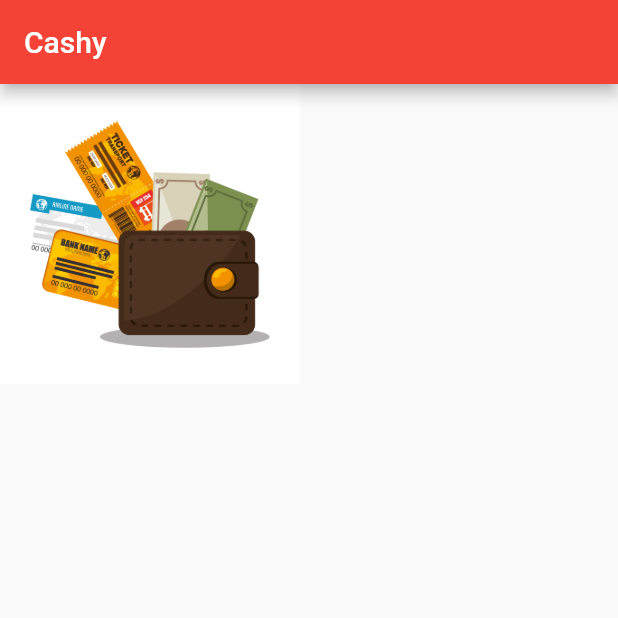
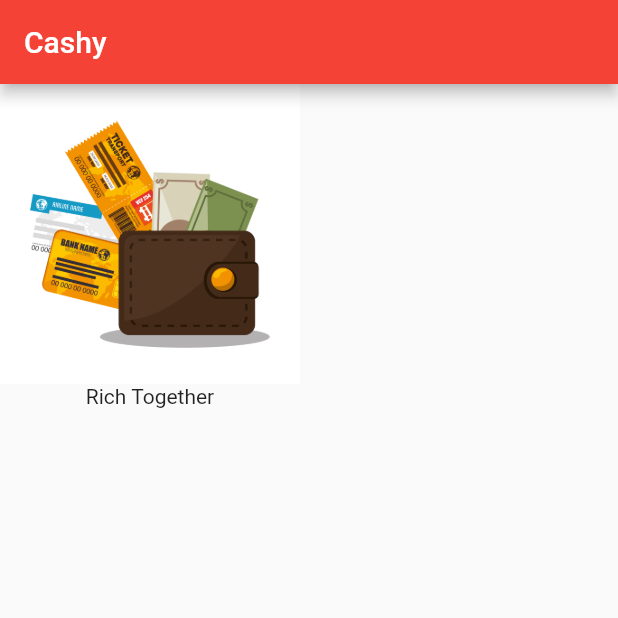
Before and after one commit to EnkuDavi/flutter-basic, a Flutter app: the screen it shows after launch, on a phone screen of 412 x 824 dp, the top half of it. Run offline on Flutter 3.47's test engine with Material 2 defaults, Android fonts, the phone set to English and light mode, and no system bars.

Commit message:
row dan column

```diff
--- a/lib/main.dart
+++ b/lib/main.dart
@@ -20,10 +20,16 @@ class MyApp extends StatelessWidget {
             backgroundColor: Colors.red,
           ),
           body: SafeArea(
-            child: Image(
-              image: AssetImage('assets/images/wallet.jpg'),
-              height: 200,
-            ),
+            child: Container(
+                child: Column(
+              children: <Widget>[
+                Image(
+                  image: AssetImage('assets/images/wallet.jpg'),
+                  height: 200,
+                ),
+                Text("Rich Together")
+              ],
+            )),
           ),
         ));
   }
```
